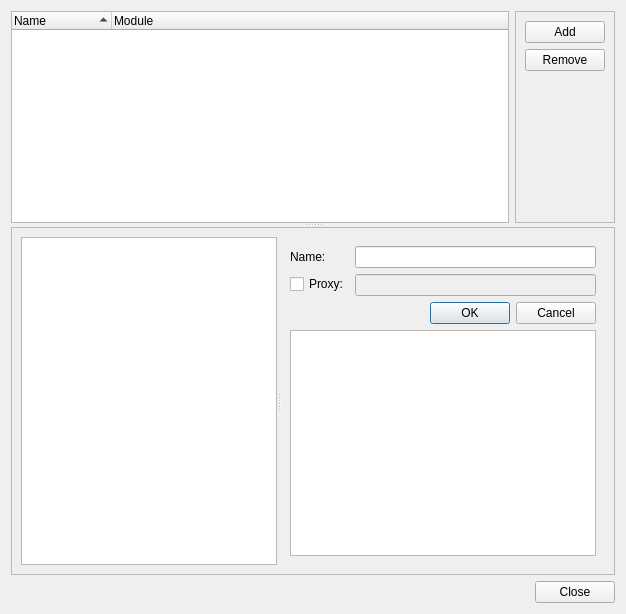
Qt form weboob/tools/application/qt/backendcfg.ui (laurentb/weboob) before a commit.
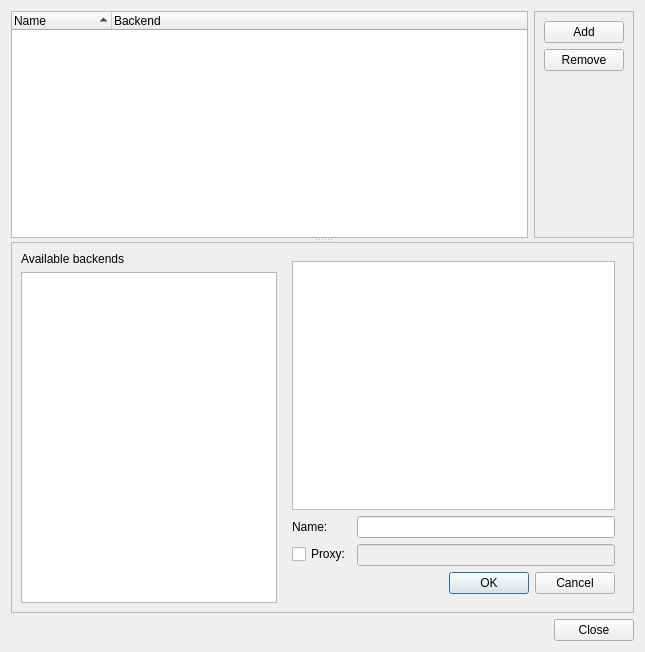
The same form after that commit.

Commit message: change vocabulary s/module/backend s/backend/configured_backend s/frontend/application

What changed in the file:
```diff
--- a/weboob/tools/application/qt/backendcfg.ui
+++ b/weboob/tools/application/qt/backendcfg.ui
@@ -6,8 +6,8 @@
    <rect>
     <x>0</x>
     <y>0</y>
-    <width>626</width>
-    <height>614</height>
+    <width>645</width>
+    <height>652</height>
    </rect>
   </property>
   <property name="windowTitle">
@@ -22,7 +22,7 @@
      <widget class="QWidget" name="horizontalLayoutWidget">
       <layout class="QHBoxLayout" name="horizontalLayout">
        <item>
-        <widget class="QTreeWidget" name="backendsList">
+        <widget class="QTreeWidget" name="configuredBackendsList">
          <property name="editTriggers">
           <set>QAbstractItemView::NoEditTriggers</set>
          </property>
@@ -72,7 +72,7 @@
          </column>
          <column>
           <property name="text">
-           <string>Module</string>
+           <string>Backend</string>
           </property>
          </column>
         </widget>
@@ -125,13 +125,18 @@
       <property name="frameShadow">
        <enum>QFrame::Raised</enum>
       </property>
+      <layout class="QHBoxLayout" name="horizontalLayout_2">
+       <item>
       <layout class="QVBoxLayout" name="verticalLayout_2">
        <item>
-        <widget class="QSplitter" name="splitter">
-         <property name="orientation">
-          <enum>Qt::Horizontal</enum>
-         </property>
-         <widget class="QListWidget" name="modulesList">
+          <widget class="QLabel" name="label_2">
+           <property name="text">
+            <string>Available backends</string>
+           </property>
+          </widget>
+         </item>
+         <item>
+          <widget class="QListWidget" name="backendsList">
           <property name="sizePolicy">
            <sizepolicy hsizetype="Preferred" vsizetype="Expanding">
             <horstretch>0</horstretch>
@@ -151,6 +156,10 @@
            <bool>true</bool>
           </property>
          </widget>
+         </item>
+        </layout>
+       </item>
+       <item>
          <widget class="QFrame" name="frame_2">
           <property name="sizePolicy">
            <sizepolicy hsizetype="Preferred" vsizetype="Preferred">
@@ -165,6 +174,19 @@
            <enum>QFrame::Plain</enum>
           </property>
           <layout class="QVBoxLayout" name="verticalLayout_4">
+          <item>
+           <widget class="QTextEdit" name="backendInfo">
+            <property name="sizePolicy">
+             <sizepolicy hsizetype="Expanding" vsizetype="Expanding">
+              <horstretch>0</horstretch>
+              <verstretch>0</verstretch>
+             </sizepolicy>
+            </property>
+            <property name="readOnly">
+             <bool>true</bool>
+            </property>
+           </widget>
+          </item>
            <item>
             <layout class="QFormLayout" name="configLayout">
              <item row="0" column="0">
@@ -203,21 +225,7 @@
              </property>
             </widget>
            </item>
-           <item>
-            <widget class="QTextEdit" name="moduleInfo">
-             <property name="sizePolicy">
-              <sizepolicy hsizetype="Expanding" vsizetype="Expanding">
-               <horstretch>0</horstretch>
-               <verstretch>0</verstretch>
-              </sizepolicy>
-             </property>
-             <property name="readOnly">
-              <bool>true</bool>
-             </property>
-            </widget>
-           </item>
-          </layout>
-         </widget>
+         </layout>
         </widget>
        </item>
       </layout>
```
Lines whose indentation alone changed are shown as unchanged. The commit also changes 26 other files.
